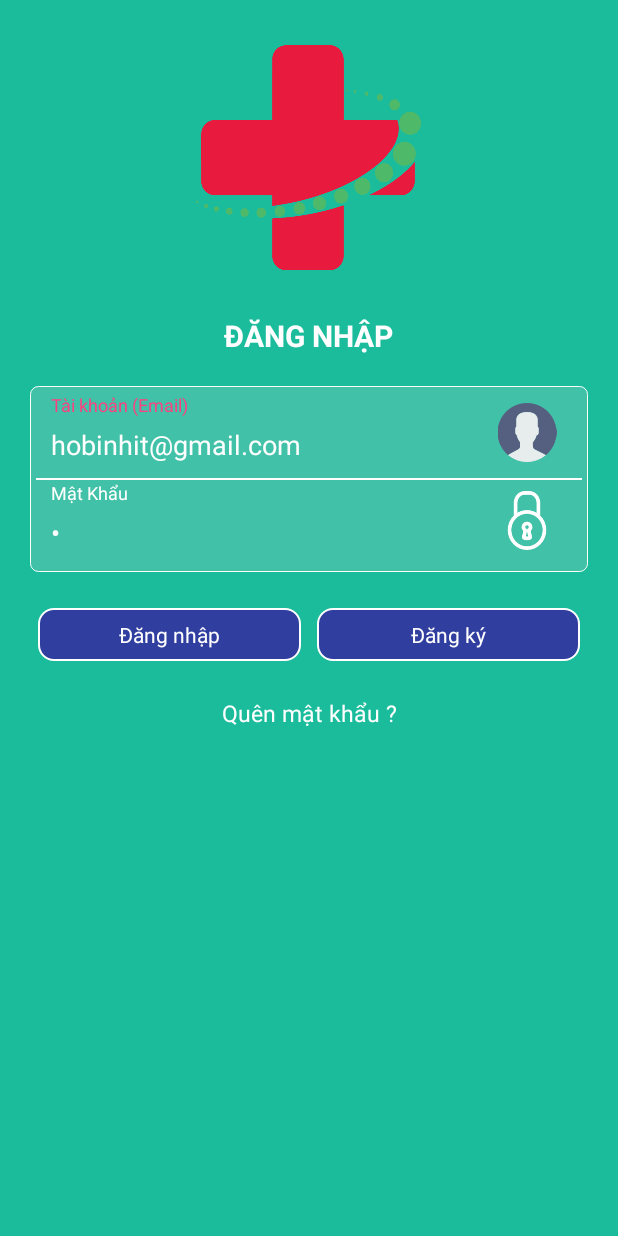
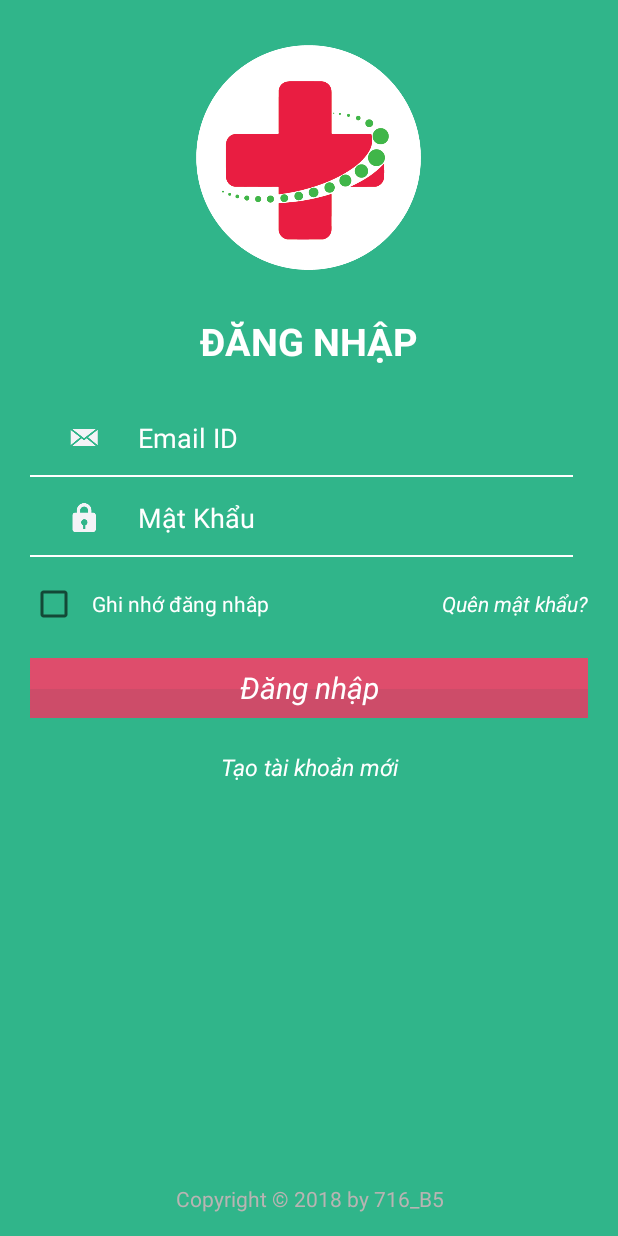
Before and after one commit to binhhoit/OnlinePharmacy, an Android app: the layout fragment_login.xml on its own in the app's theme, with its tools: preview values and no code run, on a phone screen of 412 x 824 dp. Run offline under Robolectric (Android 15) with nearby library versions, the phone set to English and light mode, and no system bars; plain views replace AVLoadingIndicatorView.

Commit message:
UPDATE 24.06.2016

```diff
--- a/project5/app/build.gradle
+++ b/project5/app/build.gradle
@@ -35,9 +35,7 @@ android {
             targetSdkVersion 16
         }
     }
-    aaptOptions {
-        cruncherEnabled = false
-    }
+
 }
 repositories {
     mavenCentral()
--- a/project5/app/src/main/java/com/example/thanh/OnlinePharmacy/view/menu/Menu.java
+++ b/project5/app/src/main/java/com/example/thanh/OnlinePharmacy/view/menu/Menu.java
@@ -12,7 +12,7 @@ import android.widget.Toast;
 
 import com.example.thanh.OnlinePharmacy.view.login.Profile_;
 import com.example.thanh.OnlinePharmacy.view.pay.PayCardActivity_;
-import com.example.thanh.OnlinePharmacy.view.prescription.ReceiverPresciptionActivity_;
+import com.example.thanh.OnlinePharmacy.view.prescription.ReceiverPrescriptionActivity_;
 import com.example.thanh.OnlinePharmacy.view.prescription.ReceiverPrescriptionConfirmActivity_;
 import com.example.thanh.OnlinePharmacy.R;
 import com.example.thanh.OnlinePharmacy.view.prescription.SelectMethodSendPrescriptionActivity_;
@@ -68,7 +68,7 @@ public class Menu extends AppCompatActivity {
                     startActivity(intent);
                 }
                 if (i == 3) {
-                    Intent passPrescription = new Intent(Menu.this, ReceiverPresciptionActivity_.class);
+                    Intent passPrescription = new Intent(Menu.this, ReceiverPrescriptionActivity_.class);
                     startActivity(passPrescription);
                 }
                 if (i == 4) {
--- a/project5/app/src/main/res/layout/fragment_login.xml
+++ b/project5/app/src/main/res/layout/fragment_login.xml
@@ -8,6 +8,8 @@
     <LinearLayout
         android:layout_width="match_parent"
         android:layout_height="match_parent"
+        android:layout_alignParentStart="true"
+        android:layout_alignParentTop="true"
         android:orientation="vertical"
         android:padding="20dp">
 
@@ -16,7 +18,7 @@
             android:layout_height="150dp"
             android:layout_gravity="center"
             android:layout_margin="10dp"
-            android:background="@drawable/ic_pharmacy1" />
+            android:src="@drawable/ic_pharmacy1" />
 
         <TextView
             android:layout_width="wrap_content"
@@ -26,13 +28,13 @@
             android:text="Đăng nhập"
             android:textAllCaps="true"
             android:textColor="@color/colorWhite"
-            android:textSize="20dp"
+            android:textSize="25dp"
             android:textStyle="bold" />
 
         <LinearLayout
             android:layout_width="match_parent"
             android:layout_height="wrap_content"
-            android:background="@drawable/editext_login"
+            android:layout_marginRight="10dp"
             android:orientation="vertical">
 
             <LinearLayout
@@ -41,33 +43,24 @@
                 android:layout_marginTop="2dp"
                 android:orientation="horizontal">
 
-                <android.support.design.widget.TextInputLayout
-                    android:id="@+id/ti_email"
-                    android:layout_width="0dp"
-                    android:layout_height="wrap_content"
-                    android:layout_weight="8"
-                    android:textColorHint="@color/colorWhite">
-
-                    <EditText
-                        android:id="@+id/et_email"
-                        android:layout_width="match_parent"
-                        android:layout_height="match_parent"
-                        android:background="@android:color/transparent"
-                        android:hint="Tài khoản (Email)"
-                        android:inputType="textEmailAddress"
-                        android:padding="10dp"
-                        android:text="hobinhit@gmail.com"
-                        android:textColor="@color/colorWhite" />
-                </android.support.design.widget.TextInputLayout>
-
                 <ImageView
                     android:id="@+id/iv_user"
                     android:layout_width="0dp"
                     android:layout_height="50dp"
                     android:layout_weight="2"
-                    android:padding="5dp"
-                    android:src="@drawable/ic_user" />
+                    android:padding="19dp"
+                    android:src="@drawable/ic_email" />
 
+                <EditText
+                    android:id="@+id/et_email"
+                    android:layout_width="0dp"
+                    android:layout_height="match_parent"
+                    android:layout_weight="8"
+                    android:background="@android:color/transparent"
+                    android:hint="Email ID"
+                    android:inputType="textEmailAddress"
+                    android:textColor="@color/colorWhite"
+                    android:textColorHint="@color/colorWhite" />
             </LinearLayout>
 
             <View
@@ -83,77 +76,91 @@
                 android:layout_marginTop="2dp"
                 android:orientation="horizontal">
 
-                <android.support.design.widget.TextInputLayout
-                    android:id="@+id/ti_password"
-                    android:layout_width="0dp"
-                    android:layout_height="wrap_content"
-                    android:layout_weight="8"
-                    android:textColorHint="@color/colorWhite">
-
-                    <EditText
-                        android:id="@+id/et_password"
-                        android:layout_width="match_parent"
-                        android:layout_height="wrap_content"
-                        android:background="@android:color/transparent"
-                        android:hint="Mật Khẩu"
-                        android:inputType="textPassword"
-                        android:padding="10dp"
-                        android:text="1"
-                        android:textColor="@color/colorWhite" />
-                </android.support.design.widget.TextInputLayout>
-
                 <ImageView
                     android:id="@+id/iv_pass"
                     android:layout_width="0dp"
                     android:layout_height="50dp"
                     android:layout_weight="2"
-                    android:padding="5dp"
+                    android:padding="15dp"
                     android:src="@drawable/ic_password" />
+
+                <EditText
+                    android:id="@+id/et_password"
+                    android:layout_width="0dp"
+                    android:layout_height="match_parent"
+                    android:layout_weight="8"
+                    android:background="@android:color/transparent"
+                    android:hint="Mật Khẩu"
+                    android:inputType="textPassword"
+                    android:textColor="@color/colorWhite"
+                    android:textColorHint="@color/colorWhite" />
             </LinearLayout>
+
+            <View
+                android:layout_width="match_parent"
+                android:layout_height="1dp"
+                android:background="#ffffff"
+                android:paddingLeft="15dp"
+                android:paddingRight="15dp" />
         </LinearLayout>
 
         <LinearLayout
             android:layout_width="match_parent"
             android:layout_height="wrap_content"
-            android:layout_marginTop="@dimen/button_margin"
+            android:layout_marginTop="15dp"
             android:orientation="horizontal">
+
+            <CheckBox
+                android:id="@+id/checkBox"
+                android:layout_width="0dp"
+                android:layout_height="match_parent"
+                android:layout_weight="0.5" />
+
+            <TextView
+                android:layout_width="0dp"
+                android:layout_height="match_parent"
+                android:layout_weight="2"
+                android:gravity="center|left"
+                android:text="Ghi nhớ đăng nhâp"
+                android:textColor="@color/colorWhite" />
+
+            <TextView
+                android:id="@+id/tv_forgot_password"
+                android:layout_width="0dp"
+                android:layout_height="match_parent"
+                android:layout_weight="2"
+                android:gravity="right|center"
+                android:text="Quên mật khẩu?"
+                android:textColor="@color/colorWhite"
+                android:textStyle="italic" />
+        </LinearLayout>
+
 
         <TextView
             android:id="@+id/btn_login"
             android:layout_width="match_parent"
-                android:layout_height="35dp"
-                android:layout_marginLeft="5dp"
-                android:layout_marginRight="5dp"
-                android:layout_weight="1"
-                android:background="@drawable/button_login_form"
+            android:layout_height="40dp"
+            android:layout_marginTop="20dp"
+            android:background="@drawable/ic_bg_bottom"
             android:gravity="center"
             android:text="Đăng nhập"
-                android:textColor="@color/colorWhite" />
+            android:textColor="@color/colorWhite"
+            android:textSize="20dp"
+            android:textStyle="italic" />
 
         <TextView
             android:id="@+id/tv_register"
             android:layout_width="match_parent"
             android:layout_height="35dp"
+            android:layout_marginTop="15dp"
             android:layout_marginLeft="5dp"
             android:layout_marginRight="5dp"
-                android:layout_weight="1"
-                android:background="@drawable/button_login_form"
             android:gravity="center"
-                android:text="Đăng ký"
+            android:text="Tạo tài khoản mới"
+            android:textSize="15dp"
+            android:textStyle="italic"
             android:textColor="@color/colorWhite" />
 
-        </LinearLayout>
-
-        <TextView
-            android:id="@+id/tv_forgot_password"
-            android:layout_width="match_parent"
-            android:layout_height="0dp"
-            android:layout_marginTop="@dimen/button_margin"
-            android:layout_weight="0.5"
-            android:text="Quên mật khẩu ?"
-            android:textAlignment="center"
-            android:textColor="#ffffff"
-            android:textSize="15dp" />
 
         <com.wang.avi.AVLoadingIndicatorView
             android:id="@+id/activity_login_avi_loading"
@@ -168,4 +175,13 @@
 
 
     </LinearLayout>
+    <TextView
+        android:layout_width="match_parent"
+        android:layout_height="wrap_content"
+        android:layout_marginBottom="15dp"
+        android:layout_weight="1"
+        android:text="Copyright © 2018 by 716_B5"
+        android:textColor="#b9b4b3"
+        android:textAlignment="center"
+        android:layout_alignParentBottom="true"/>
 </RelativeLayout>
--- a/project5/app/src/main/res/values/colors.xml
+++ b/project5/app/src/main/res/values/colors.xml
@@ -3,7 +3,7 @@
     <color name="colorPrimary">#3F51B5</color>
     <color name="colorPrimaryDark">#303F9F</color>
     <color name="colorAccent">#FF4081</color>
-    <color name="colorTurquoise">#1abc9c</color>
+    <color name="colorTurquoise">#30b58a</color>
     <color name="colorTurquoiselight">#3bc2cecb</color>
     <color name="colorGreenSea">#16a085</color>
     <color name="colorCloud">#ecf0f1</color>
```
Also changed, not shown: project5/app/src/main/AndroidManifest.xml (+4 -3 lines), project5/app/src/main/java/com/example/thanh/OnlinePharmacy/model/RecyclerReceiverAdapter.java (added, +62 -0 lines), project5/app/src/main/java/com/example/thanh/OnlinePharmacy/view/prescription/ReceiverPrescriptionActivity.java (added, +108 -0 lines), project5/app/src/main/java/com/example/thanh/OnlinePharmacy/view/prescription/ReceiverPrescriptionDetailsActivity.java (renamed from project5/app/src/main/java/com/example/thanh/OnlinePharmacy/view/prescription/ReceiverPresciptionActivity.java, +7 -7 lines), project5/app/src/main/java/com/example/thanh/OnlinePharmacy/view/prescription/fragments/QRcodePrescriptionFragment.java (+6 -2 lines), project5/app/src/main/res/layout/activity_receiver_prescription.xml (added, +25 -0 lines), project5/app/src/main/res/layout/custom_recyceler_view_receiver.xml (added, +38 -0 lines), project5/app/src/main/res/layout/fragment_register.xml (+7 -8 lines), project5/app/src/main/res/drawable/ic_bg_bottom.png (added), project5/app/src/main/res/drawable/ic_email.png, project5/app/src/main/res/drawable/ic_pass.png (deleted), project5/app/src/main/res/drawable/ic_password.png, project5/app/src/main/res/drawable/ic_pharmacy1.png, project5/app/src/main/res/layout/activity_receiver_presciption_details.xml (renamed from project5/app/src/main/res/layout/activity_receiver_presciption.xml). Lines whose indentation alone changed are shown as unchanged.
